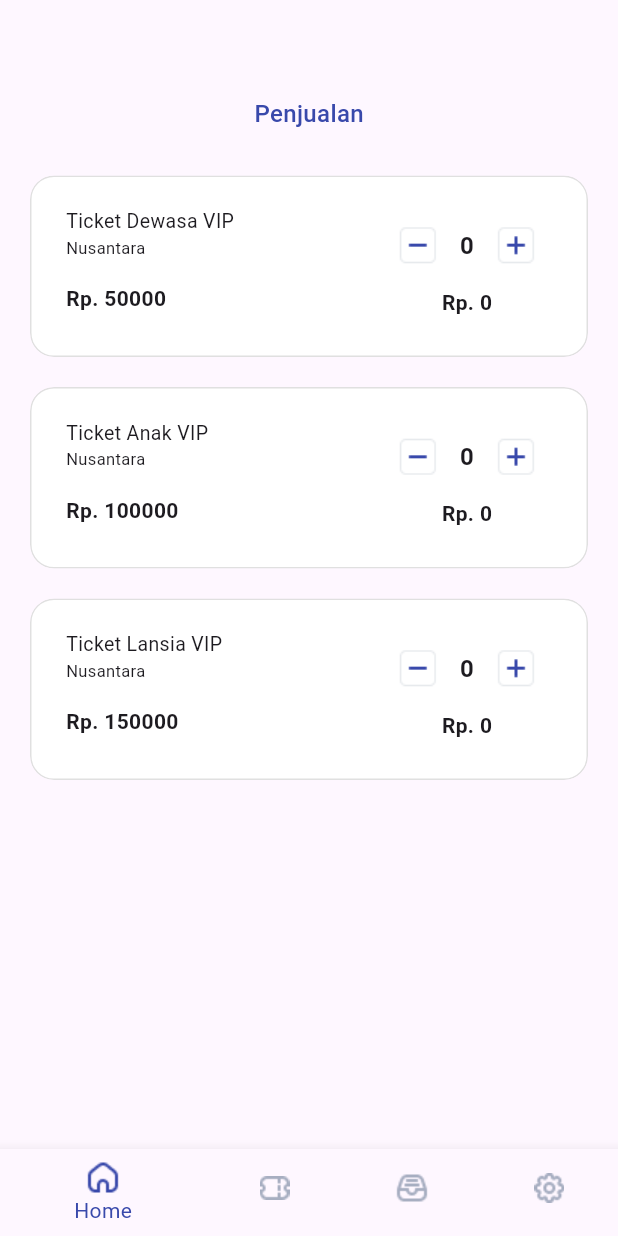
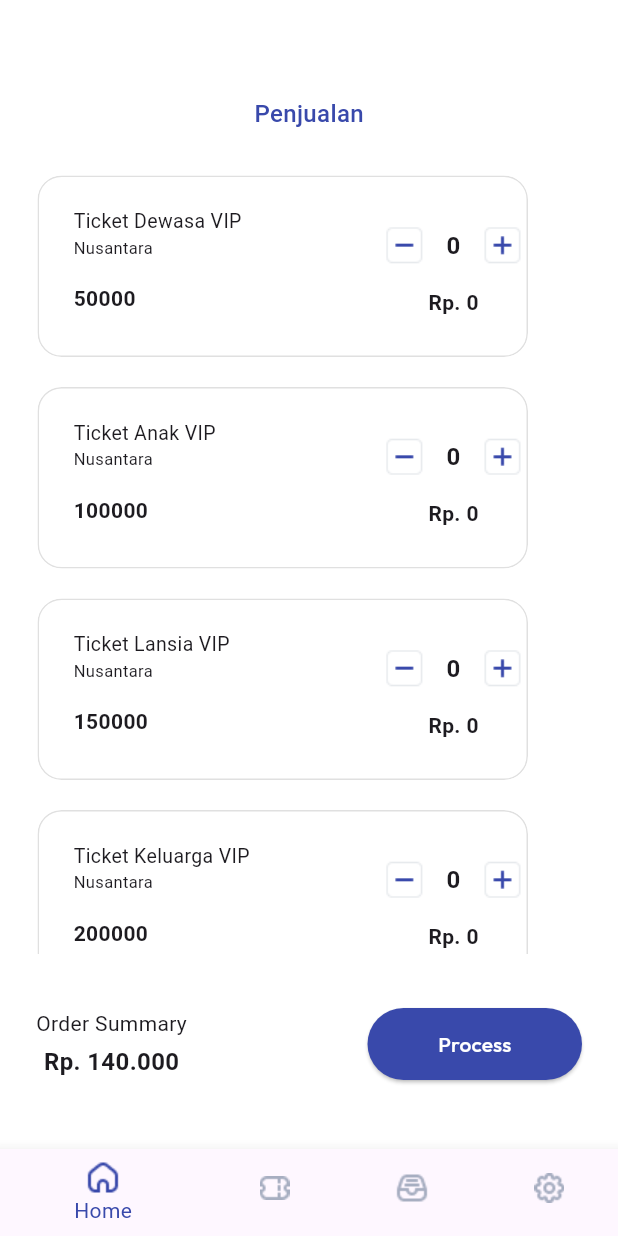
Before and after one commit to rafirst/slicing_romadon, a Flutter app: the MainScreen screen opened by its route, on a phone screen of 412 x 824 dp. Run offline on Flutter 3.47's test engine with Material 3 defaults, Android fonts, the phone set to English and light mode, and no system bars; our stand-ins replace google_fonts.

Commit message:
first commit

```diff
--- a/lib/core/components/app_card.dart
+++ b/lib/core/components/app_card.dart
@@ -1,32 +1,30 @@
+import 'package:provider/provider.dart';
 import 'package:flutter/material.dart';
-import 'package:provider/provider.dart';
 import 'package:slicing_romadon/providers/ticket_provider.dart';
 
 class AppCard extends StatelessWidget {
   final String ticketName;
-  final int ticketPrice;
+  final int priceTicket;
   final int index;
 
   const AppCard({
     Key? key,
     required this.ticketName,
-    required this.ticketPrice,
+    required this.priceTicket,
     required this.index,
   }) : super(key: key);
 
   @override
   Widget build(BuildContext context) {
-    final ticketProvider = Provider.of<TicketProvider>(context);
-
     return Padding(
-      padding: const EdgeInsets.symmetric(vertical: 10, horizontal: 20),
+      padding: const EdgeInsets.symmetric(vertical: 10, horizontal: 25),
       child: Stack(
         children: [
           ClipRRect(
-            borderRadius: BorderRadius.circular(16),
+            borderRadius: BorderRadius.all(Radius.circular(16)),
             child: Container(
               height: 121,
-              width: double.infinity,
+              width: 327,
               decoration: BoxDecoration(
                 color: Colors.white,
                 borderRadius: BorderRadius.circular(16),
@@ -35,6 +33,7 @@ class AppCard extends StatelessWidget {
             ),
           ),
           Row(
+            mainAxisAlignment: MainAxisAlignment.spaceBetween,
             children: [
               Padding(
                 padding: const EdgeInsets.symmetric(
@@ -46,44 +45,70 @@ class AppCard extends StatelessWidget {
                   children: [
                     Text(
                       ticketName,
-                      style: TextStyle(fontSize: 13, fontWeight: FontWeight.w400),
+                      style: TextStyle(
+                        fontSize: 13,
+                        fontWeight: FontWeight.w400,
+                      ),
                     ),
                     Text('Nusantara', style: TextStyle(fontSize: 11)),
                     SizedBox(height: 16),
                     Text(
-                      'Rp. ${ticketPrice}',
-                      style: TextStyle(fontSize: 14, fontWeight: FontWeight.bold),
+                      priceTicket.toString(),
+                      style: TextStyle(
+                        fontSize: 14,
+                        fontWeight: FontWeight.bold,
+                      ),
                     ),
                   ],
                 ),
               ),
-              const Spacer(),
-              Column(
-                mainAxisAlignment: MainAxisAlignment.center,
+              Padding(
+                padding: const EdgeInsets.only(right: 24),
+                child: Column(
                   children: [
                     Row(
                       children: [
                         IconButton(
-                        onPressed: ticketProvider.pengurangan,
+                          onPressed: () {
+                            Provider.of<TicketProvider>(
+                              context,
+                              listen: false,
+                            ).pengurangan(index);
+                          },
                           icon: Image.asset('assets/images/minus.png'),
                         ),
-                      Text(
-                        ticketProvider.addTicket.toString(),
-                        style: TextStyle(fontSize: 16, fontWeight: FontWeight.bold),
+                        Consumer<TicketProvider>(
+                          builder: (context, ticketProvider, child) {
+                            return Text(
+                             ticketProvider.getAddTicket(index).toString(),
+                              style: TextStyle(
+                                fontSize: 16,
+                                fontWeight: FontWeight.bold,
+                              ),
+                            );
+                          },
                         ),
                         IconButton(
-                        onPressed: ticketProvider.penambahan,
+                          onPressed: () {
+                            Provider.of<TicketProvider>(
+                              context,
+                              listen: false,
+                            ).penambahan(index);
+                          },
                           icon: Image.asset('assets/images/plus.png'),
                         ),
                       ],
                     ),
                     Text(
-                    'Rp. ${ticketProvider.addTicket * ticketPrice}',
-                    style: TextStyle(fontSize: 14, fontWeight: FontWeight.bold),
+                      'Rp. ${Provider.of<TicketProvider>(context).getAddTicket(index) * priceTicket}',
+                      style: TextStyle(
+                        fontSize: 14,
+                        fontWeight: FontWeight.bold,
+                      ),
                     ),
                   ],
                 ),
-              const SizedBox(width: 20),
+              ),
             ],
           ),
         ],
--- a/lib/presentation/home_screen.dart
+++ b/lib/presentation/home_screen.dart
@@ -1,4 +1,5 @@
 import 'package:flutter/material.dart';
+import 'package:slicing_romadon/core/components/app_button.dart';
 import 'package:slicing_romadon/core/components/app_card.dart';
 
 class HomeScreen extends StatefulWidget {
@@ -13,11 +14,15 @@ class _HomeScreenState extends State<HomeScreen> {
     {'name': 'Ticket Dewasa VIP', 'price': 50000},
     {'name': 'Ticket Anak VIP', 'price': 100000},
     {'name': 'Ticket Lansia VIP', 'price': 150000},
+    {'name': 'Ticket Keluarga VIP', 'price': 200000},
+    {'name': 'Ticket Keluarga VIP', 'price': 200000},
+    {'name': 'Ticket Keluarga VIP', 'price': 200000},
   ];
 
   @override
   Widget build(BuildContext context) {
     return Scaffold(
+      backgroundColor: Colors.white,
       body: Column(
         children: [
           Padding(
@@ -40,11 +45,58 @@ class _HomeScreenState extends State<HomeScreen> {
               itemBuilder: (context, index) {
                 return AppCard(
                   ticketName: ticketList[index]['name'],
-                  ticketPrice: ticketList[index]['price'],
+                  priceTicket: ticketList[index]['price'],
                   index: index,
                 );
               },
             ),
+          ),
+          Column(
+            children: [
+              Container(
+                width: double.infinity,
+                height: 130,
+                child: Row(
+                  mainAxisAlignment: MainAxisAlignment.spaceBetween,
+                  children: [
+                    Padding(
+                      padding: const EdgeInsets.symmetric(
+                        vertical: 36,
+                        horizontal: 24,
+                      ),
+                      child: Column(
+                        children: [
+                          Text('Order Summary'),
+                          SizedBox(height: 4),
+                          Text(
+                            'Rp. 140.000',
+                            style: TextStyle(
+                              fontWeight: FontWeight.bold,
+                              fontSize: 16,
+                            ),
+                          ),
+                        ],
+                      ),
+                    ),
+                    Padding(
+                      padding: const EdgeInsets.symmetric(
+                        vertical: 36,
+                        horizontal: 24,
+                      ),
+                      child: Column(
+                        children: [
+                          SizedBox(
+                            width: 143,
+                            height: 48,
+                            child: AppButton(text: 'Process', onPressed: () {}),
+                          ),
+                        ],
+                      ),
+                    ),
+                  ],
+                ),
+              ),
+            ],
           ),
         ],
       ),
--- a/lib/presentation/main_screen.dart
+++ b/lib/presentation/main_screen.dart
@@ -3,7 +3,6 @@ import 'package:slicing_romadon/presentation/history_screen.dart';
 import 'package:slicing_romadon/presentation/home_screen.dart';
 import 'package:slicing_romadon/presentation/setting_screen.dart';
 import 'package:slicing_romadon/presentation/ticket_screen.dart';
-
 
 class MainScreen extends StatefulWidget {
   const MainScreen({super.key});
@@ -20,9 +19,10 @@ class _MainScreenState extends State<MainScreen> {
     return Scaffold(
       body: screen[pagePosition],
       bottomNavigationBar: BottomNavigationBar(
+        backgroundColor: Colors.white,
         unselectedIconTheme: IconThemeData(color: Colors.white),
         selectedIconTheme: IconThemeData(color: Colors.blueAccent),
-        unselectedItemColor: Color(0xffA7AEC1),
+        unselectedItemColor: Colors.black,
         selectedItemColor: Color(0xff3949AB),
         currentIndex: pagePosition,
         onTap:
@@ -30,7 +30,10 @@ class _MainScreenState extends State<MainScreen> {
               pagePosition = index;
             }),
         items: [
-          BottomNavigationBarItem( icon: Image.asset('assets/images/home.png'), label: 'Home'),
+          BottomNavigationBarItem(
+            icon: Image.asset('assets/images/home.png'),
+            label: 'Home',
+          ),
           BottomNavigationBarItem(
             icon: Image.asset('assets/images/ticket.png'),
             label: 'Ticket',
@@ -39,7 +42,10 @@ class _MainScreenState extends State<MainScreen> {
             icon: Image.asset('assets/images/history.png'),
             label: 'History',
           ),
-          BottomNavigationBarItem(icon: Image.asset('assets/images/setting.png'), label: 'Setting'),
+          BottomNavigationBarItem(
+            icon: Image.asset('assets/images/setting.png'),
+            label: 'Setting',
+          ),
         ],
       ),
     );
--- a/lib/providers/ticket_provider.dart
+++ b/lib/providers/ticket_provider.dart
@@ -1,17 +1,22 @@
 import 'package:flutter/material.dart';
 
+
+
 class TicketProvider extends ChangeNotifier {
-  int _addTicket = 0;
+  Map<int, int> _addTicket = {}; // Key: index tiket, Value: jumlah tiket
 
-  int get addTicket => _addTicket;
-  void penambahan() {
-    _addTicket++;
+  int getAddTicket(int index) {
+    return _addTicket[index] ?? 0; // Jika belum ada, default 0
+  }
+
+  void penambahan(int index) {
+    _addTicket[index] = (_addTicket[index] ?? 0) + 1;
     notifyListeners();
   }
 
-  void pengurangan() {
-    if (_addTicket > 0) {
-      _addTicket--;
+  void pengurangan(int index) {
+    if (_addTicket[index] != null && _addTicket[index]! > 0) {
+      _addTicket[index] = _addTicket[index]! - 1;
       notifyListeners();
     }
   }
```
Lines whose indentation alone changed are shown as unchanged.
